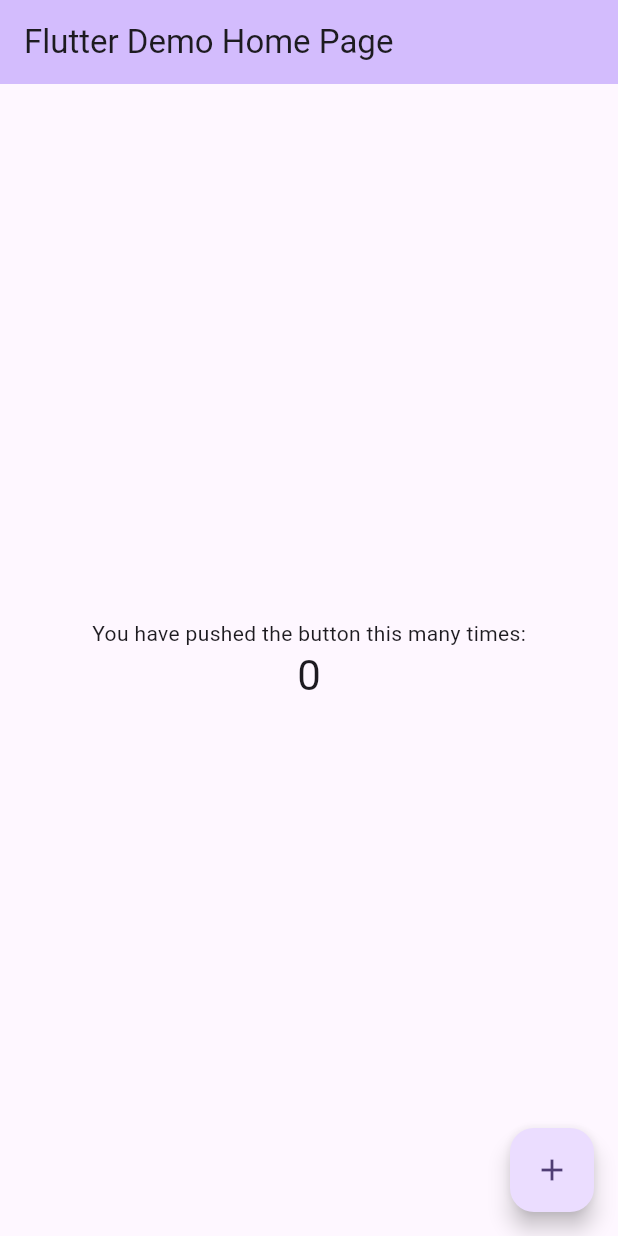
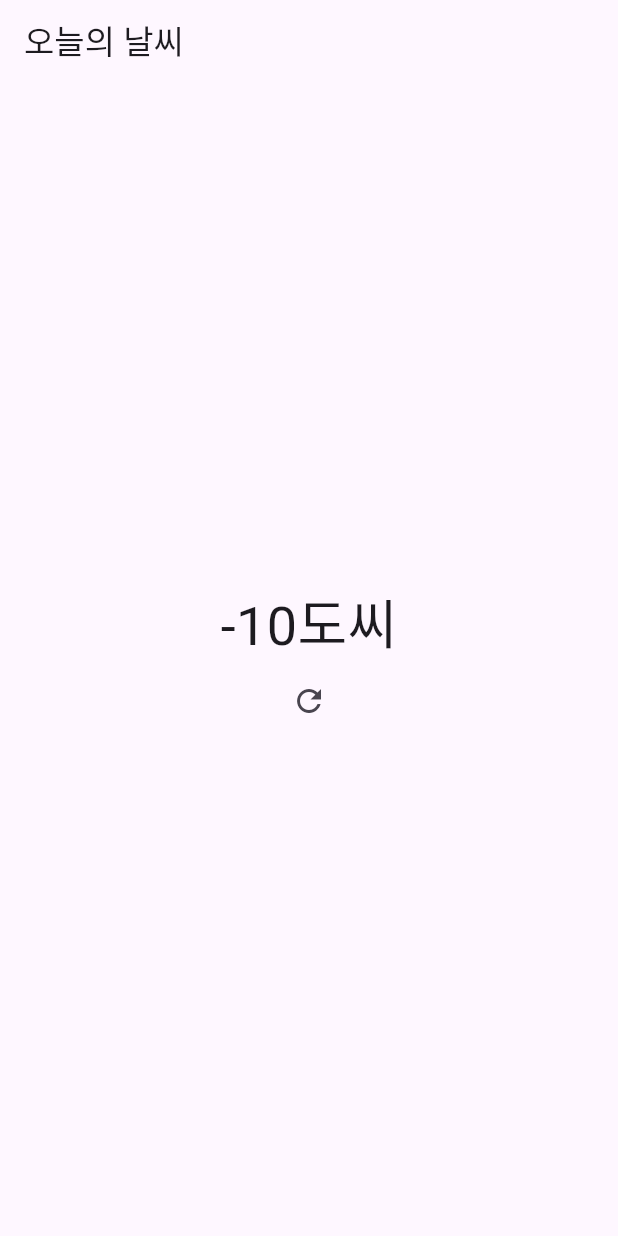
Before and after one commit to eunseong0207/flutter-practice-1, a Flutter app: the screen it shows after launch, on a phone screen of 412 x 824 dp. Run offline on Flutter 3.47's test engine with Material 3 defaults, Android fonts, the phone set to English and light mode, and no system bars.

Commit message:
feat : UI 구현

```diff
--- /dev/null
+++ b/lib/home_page.dart
@@ -0,0 +1,33 @@
+import 'package:flutter/material.dart';
+import 'package:flutter_practice_1/main.dart';
+
+class HomePage extends StatelessWidget {
+  @override
+  Widget build(BuildContext context) {
+    return Scaffold(
+      appBar: AppBar(
+        title: Text('오늘의 날씨'),
+        //
+      ),
+      body: SizedBox(
+        width: double.infinity,
+        child: Column(
+          mainAxisAlignment: MainAxisAlignment.center,
+          crossAxisAlignment: CrossAxisAlignment.center,
+          children: [
+            Text(
+              '-10도씨',
+              style: TextStyle(fontSize: 36),
+              //
+            ),
+            IconButton(
+              onPressed: () {},
+              icon: Icon(Icons.refresh),
+              //
+            ),
+          ],
+        ),
+      ),
+    );
+  }
+}
--- a/lib/main.dart
+++ b/lib/main.dart
@@ -1,121 +1,16 @@
 import 'package:flutter/material.dart';
+import 'package:flutter_practice_1/home_page.dart';
 
 void main() {
-  runApp(const MyApp());
+  runApp(App());
 }
 
-class MyApp extends StatelessWidget {
-  const MyApp({super.key});
-
-  // This widget is the root of your application.
+class App extends StatelessWidget {
   @override
   Widget build(BuildContext context) {
     return MaterialApp(
-      title: 'Flutter Demo',
-      theme: ThemeData(
-        // This is the theme of your application.
+      home: HomePage(
         //
-        // TRY THIS: Try running your application with "flutter run". You'll see
-        // the application has a purple toolbar. Then, without quitting the app,
-        // try changing the seedColor in the colorScheme below to Colors.green
-        // and then invoke "hot reload" (save your changes or press the "hot
-        // reload" button in a Flutter-supported IDE, or press "r" if you used
-        // the command line to start the app).
-        //
-        // Notice that the counter didn't reset back to zero; the application
-        // state is not lost during the reload. To reset the state, use hot
-        // restart instead.
-        //
-        // This works for code too, not just values: Most code changes can be
-        // tested with just a hot reload.
-        colorScheme: .fromSeed(seedColor: Colors.deepPurple),
-      ),
-      home: const MyHomePage(title: 'Flutter Demo Home Page'),
-    );
-  }
-}
-
-class MyHomePage extends StatefulWidget {
-  const MyHomePage({super.key, required this.title});
-
-  // This widget is the home page of your application. It is stateful, meaning
-  // that it has a State object (defined below) that contains fields that affect
-  // how it looks.
-
-  // This class is the configuration for the state. It holds the values (in this
-  // case the title) provided by the parent (in this case the App widget) and
-  // used by the build method of the State. Fields in a Widget subclass are
-  // always marked "final".
-
-  final String title;
-
-  @override
-  State<MyHomePage> createState() => _MyHomePageState();
-}
-
-class _MyHomePageState extends State<MyHomePage> {
-  int _counter = 0;
-
-  void _incrementCounter() {
-    setState(() {
-      // This call to setState tells the Flutter framework that something has
-      // changed in this State, which causes it to rerun the build method below
-      // so that the display can reflect the updated values. If we changed
-      // _counter without calling setState(), then the build method would not be
-      // called again, and so nothing would appear to happen.
-      _counter++;
-    });
-  }
-
-  @override
-  Widget build(BuildContext context) {
-    // This method is rerun every time setState is called, for instance as done
-    // by the _incrementCounter method above.
-    //
-    // The Flutter framework has been optimized to make rerunning build methods
-    // fast, so that you can just rebuild anything that needs updating rather
-    // than having to individually change instances of widgets.
-    return Scaffold(
-      appBar: AppBar(
-        // TRY THIS: Try changing the color here to a specific color (to
-        // Colors.amber, perhaps?) and trigger a hot reload to see the AppBar
-        // change color while the other colors stay the same.
-        backgroundColor: Theme.of(context).colorScheme.inversePrimary,
-        // Here we take the value from the MyHomePage object that was created by
-        // the App.build method, and use it to set our appbar title.
-        title: Text(widget.title),
-      ),
-      body: Center(
-        // Center is a layout widget. It takes a single child and positions it
-        // in the middle of the parent.
-        child: Column(
-          // Column is also a layout widget. It takes a list of children and
-          // arranges them vertically. By default, it sizes itself to fit its
-          // children horizontally, and tries to be as tall as its parent.
-          //
-          // Column has various properties to control how it sizes itself and
-          // how it positions its children. Here we use mainAxisAlignment to
-          // center the children vertically; the main axis here is the vertical
-          // axis because Columns are vertical (the cross axis would be
-          // horizontal).
-          //
-          // TRY THIS: Invoke "debug painting" (choose the "Toggle Debug Paint"
-          // action in the IDE, or press "p" in the console), to see the
-          // wireframe for each widget.
-          mainAxisAlignment: .center,
-          children: [
-            const Text('You have pushed the button this many times:'),
-            Text(
-              '$_counter',
-              style: Theme.of(context).textTheme.headlineMedium,
-            ),
-          ],
-        ),
-      ),
-      floatingActionButton: FloatingActionButton(
-        onPressed: _incrementCounter,
-        tooltip: 'Increment',
-        child: const Icon(Icons.add),
       ),
     );
   }
```
Also changed, not shown: 1 other file.
